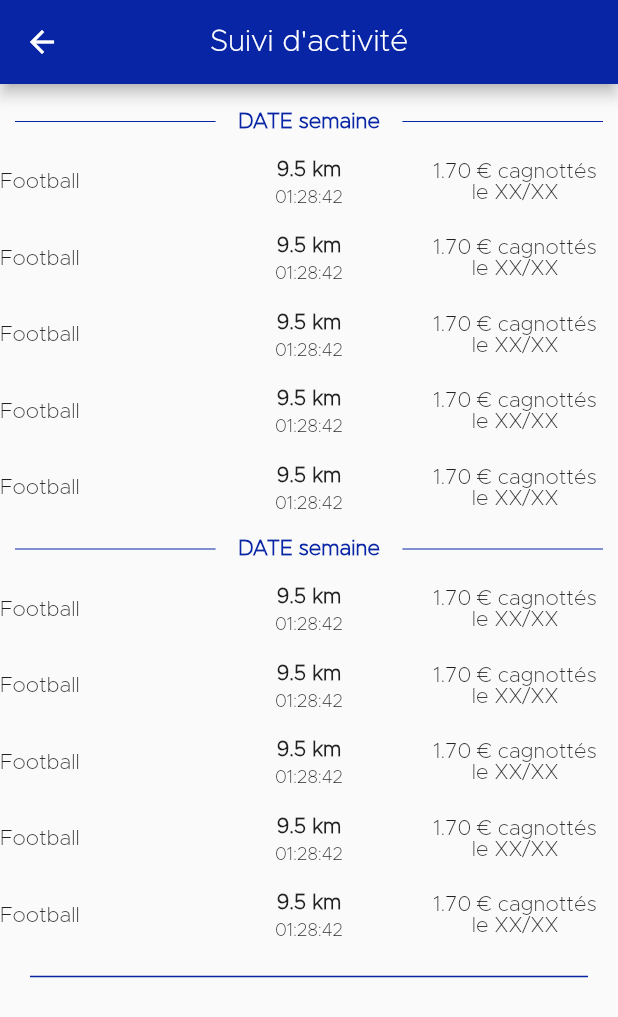
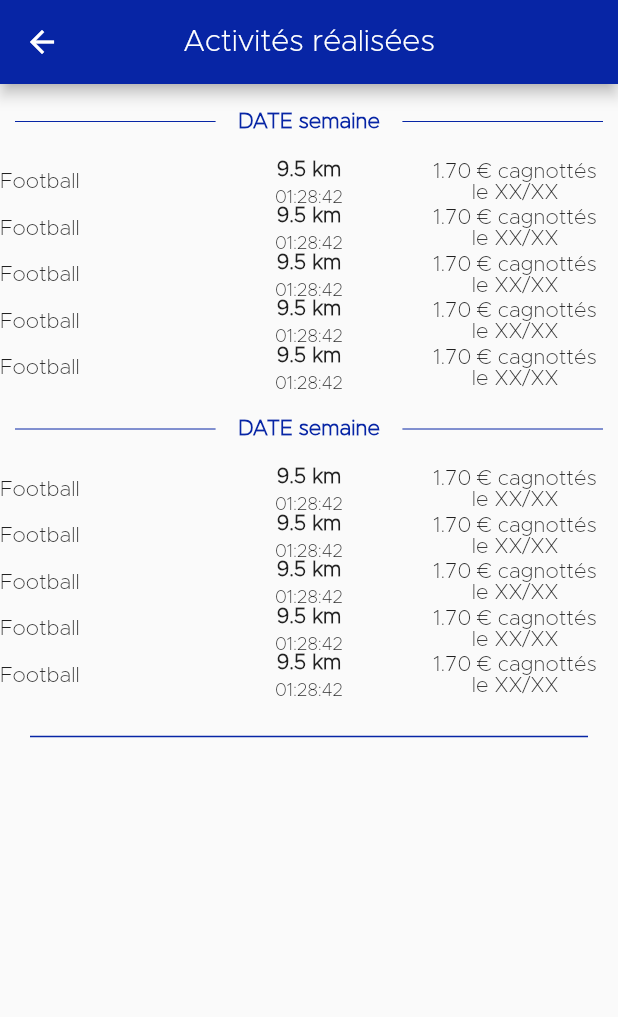
Before and after one commit to neonzip/Projet_SOLID-R, a Flutter app: the HistoryActivity screen opened by its route, on a phone screen of 412 x 824 dp. Shown: the top 1017 px of the screen. Run offline on Flutter 3.47's test engine with Material 2 defaults, Android fonts, the phone set to English and light mode, and no system bars; drawn by our look-alikes of auto_size_text; our stand-ins replace firebase_auth, firebase_database, flutter_local_notifications, location, pedometer; missing offline and left inert: linkable; accounts and stored records are empty.

Commit message:
Détection erreur de la page activités réalisées + bon titre

```diff
--- a/lib/pages/user/bazar/Activity/HistoryActivity.dart
+++ b/lib/pages/user/bazar/Activity/HistoryActivity.dart
@@ -17,7 +17,7 @@ class _HistoryActivityState extends State<HistoryActivity> {
     return Scaffold(
         appBar: AppBar(
           backgroundColor: const Color(0xFF0725A5),
-          title: const Text("Suivi d'activité"),
+          title: const Text("Activités réalisées"),
           centerTitle: true,
         ),
         body: SingleChildScrollView(
--- a/lib/pages/user/view/templates/Profile/OneWeekCompletedActivityContainer.dart
+++ b/lib/pages/user/view/templates/Profile/OneWeekCompletedActivityContainer.dart
@@ -3,13 +3,15 @@ import 'package:projet_solid_r/pages/user/view/templates/Separator.dart';
 import 'package:projet_solid_r/pages/user/view/templates/SeparatorWithText.dart';
 import '../../../bazar/Activity/ActivityView.dart';
 
-const rowSpacer = TableRow(
+/*
+// DOES NOT WORK
+const TableRow rowSpacer = TableRow(
     children: [
       SizedBox(height: 20,),
       Spacer(),
       Spacer(),
     ]
-);
+);*/
 
 /// Table/Container which contains a list of completed activities.
 /// We call it to build a table for every week in the "Activités réalisée" page.
@@ -43,13 +45,13 @@ class _OneWeekCompletedActivityContainerState extends State<OneWeekCompletedActi
         },*/
                   children: [
                     ActivityView(1, DateTime.now()).activityTemplate(),
-                    rowSpacer,
+                    //rowSpacer,
                     ActivityView(1, DateTime.now()).activityTemplate(),
-                    rowSpacer,
+                    //rowSpacer,
                     ActivityView(1, DateTime.now()).activityTemplate(),
-                    rowSpacer,
+                    //rowSpacer,
                     ActivityView(1, DateTime.now()).activityTemplate(),
-                    rowSpacer,
+                    //rowSpacer,
                     ActivityView(1, DateTime.now()).activityTemplate(),
                   ]
               ),
```
